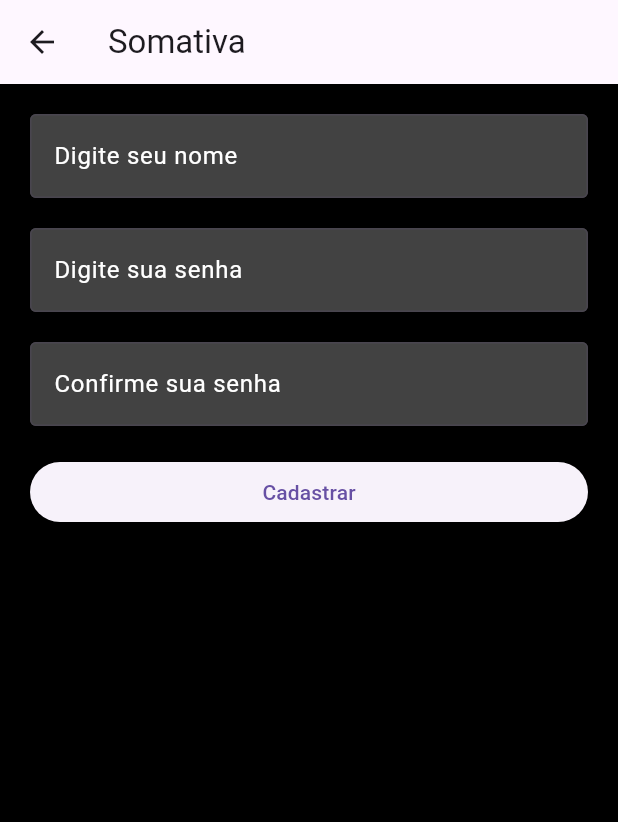
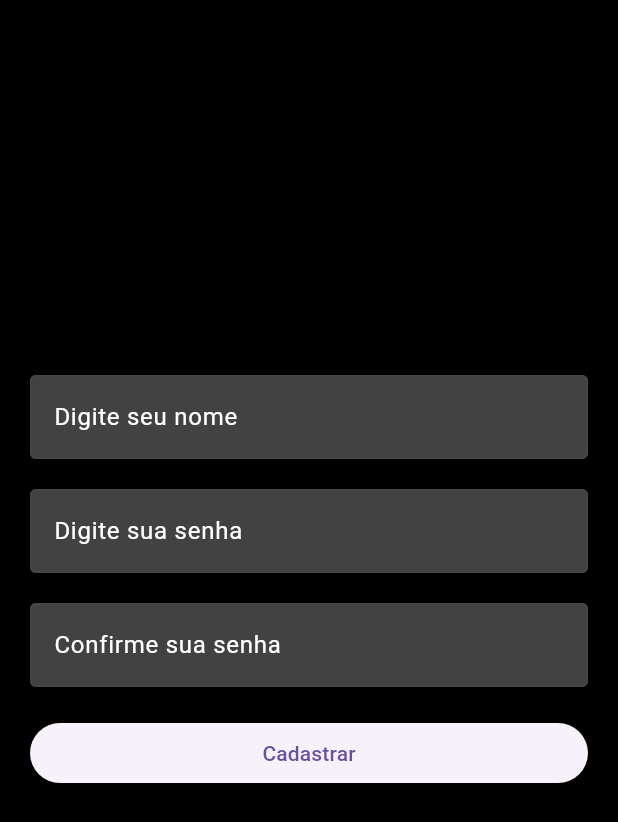
Before and after one commit to santosisarocha/mobileSomativa, a Flutter app: the screen it shows after launch, after a tap on "Cadastrar", on a phone screen of 412 x 824 dp. Shown: the top 822 px of the screen. Run offline on Flutter 3.47's test engine with Material 3 defaults, Android fonts, the phone set to English and light mode, and no system bars; our stand-ins replace flutter_rating_bar; network calls fail.

Commit message:
first commit

```diff
--- a/lib/cadastro.dart
+++ b/lib/cadastro.dart
@@ -14,12 +14,10 @@ class TelaCadastro extends StatelessWidget {
   @override
   Widget build(BuildContext context) {
     return Scaffold(
-      appBar: AppBar(
-        title: Text("Somativa"),
-      ),
+
       backgroundColor: Colors.black,
       body: SingleChildScrollView(
-        padding: EdgeInsets.all(20.0),
+        padding: EdgeInsets.fromLTRB(20.0, 250.0, 20.0, 20.0),
         child: Column(
           mainAxisAlignment: MainAxisAlignment.center,
           crossAxisAlignment: CrossAxisAlignment.stretch,
--- a/lib/main.dart
+++ b/lib/main.dart
@@ -18,12 +18,10 @@ class TelaLogin extends StatelessWidget {
   @override
   Widget build(BuildContext context) {
     return Scaffold(
-      appBar: AppBar(
-        title: Text("Somativa"),
-      ),
+
       backgroundColor: Colors.black,
       body: SingleChildScrollView(
-        padding: EdgeInsets.all(20.0),
+        padding: EdgeInsets.fromLTRB(20.0, 250.0, 20.0, 20.0),
         child: Column(
           mainAxisAlignment: MainAxisAlignment.center,
           crossAxisAlignment: CrossAxisAlignment.stretch,
@@ -32,6 +30,7 @@ class TelaLogin extends StatelessWidget {
               keyboardType: TextInputType.name,
               style: TextStyle(color: Colors.white),
               decoration: InputDecoration(
+
                 labelText: "Digite seu nome",
                 labelStyle: TextStyle(color: Colors.white),
                 border: OutlineInputBorder(),
@@ -58,7 +57,7 @@ class TelaLogin extends StatelessWidget {
             SizedBox(height: 20),
             ElevatedButton(
               onPressed: () {
-                if (_user.text == "isa" && _passw.text == "1234") {
+                if (_user.text == "isa" && _passw.text == "123") {
                   print('Login correto');
                   Navigator.push(
                   context,
```
Also changed, not shown: pubspec.lock.
